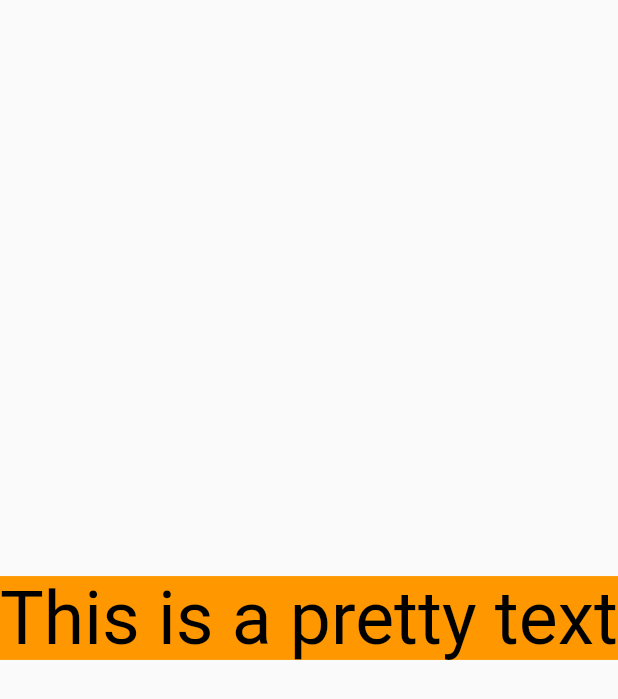
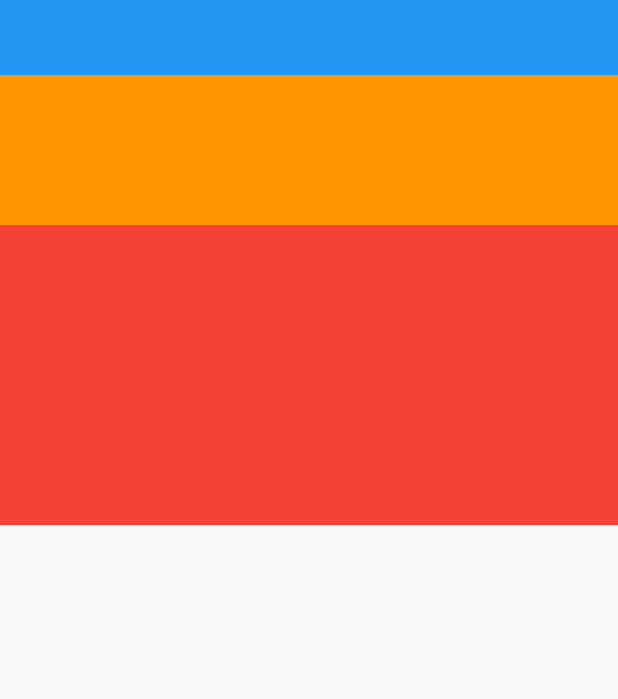
Before and after one commit to zalkary4/flutter_widget_3, a Flutter app: the screen it shows after launch, on a phone screen of 412 x 824 dp. Shown: the top 699 px of the screen. Run offline on Flutter 3.47's test engine with Material 2 defaults, Android fonts, the phone set to English and light mode, and no system bars.

Commit message:
flexible widget

```diff
--- a/lib/main.dart
+++ b/lib/main.dart
@@ -1,5 +1,6 @@
 import 'package:flutter/material.dart';
-import 'package:flutter_application_1/widgets/fitted_box_widget.dart';
+
+import 'widgets/flexible_widget_column.dart';
 
 void main() {
   runApp(const MyApp());
@@ -15,7 +16,7 @@ class MyApp extends StatelessWidget {
       // theme: ThemeData(
       //     primarySwatch: Colors.blue,
       //     ),
-      home: FittedBoxWidget(),
+      home: FlexibleWidgetColumn(),
     );
   }
 }
--- /dev/null
+++ b/lib/widgets/flexible_widget_column.dart
@@ -0,0 +1,43 @@
+import 'package:flutter/material.dart';
+
+class FlexibleWidgetColumn extends StatefulWidget {
+  const FlexibleWidgetColumn({Key? key}) : super(key: key);
+
+  @override
+  _FlexibleWidgetColumnState createState() => _FlexibleWidgetColumnState();
+}
+
+class _FlexibleWidgetColumnState extends State<FlexibleWidgetColumn> {
+  @override
+  Widget build(BuildContext context) {
+    return Scaffold(
+      body: Center(
+        child: Column(
+          children: [
+            Flexible(
+              flex: 5,
+              child: Container(
+                height: 50,
+                color: Colors.blue,
+              ),
+            ),
+            Flexible(
+              flex: 4,
+              child: Container(
+                height: 100,
+                color: Colors.orange,
+              ),
+            ),
+            Flexible(
+              flex: 3,
+              child: Container(
+                height: 200,
+                color: Colors.red,
+              ),
+            ),
+          ],
+        ),
+      ),
+    );
+  }
+}
```
